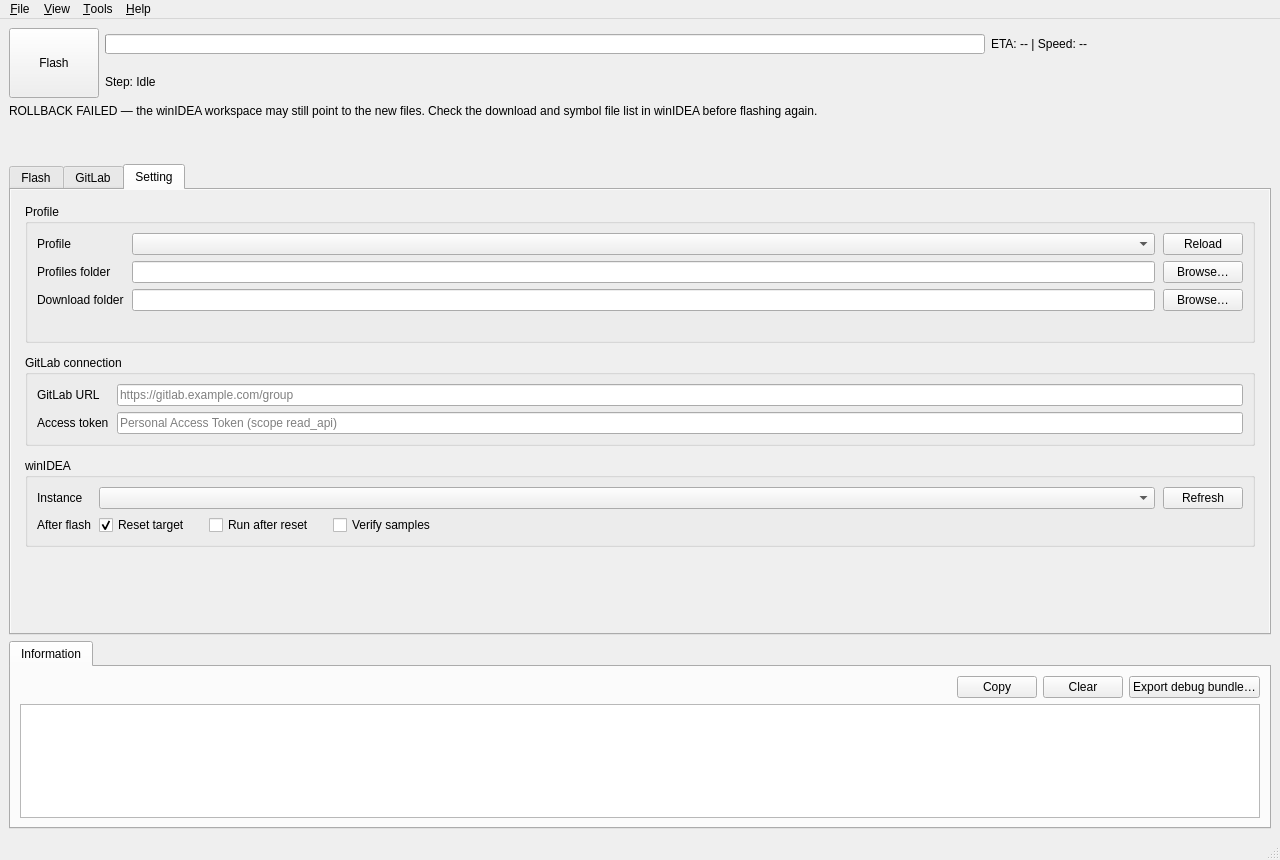
First picture: the form in wflash/gui/main_window.ui, repository phuctm012/WFlash-Tool, before the edit.
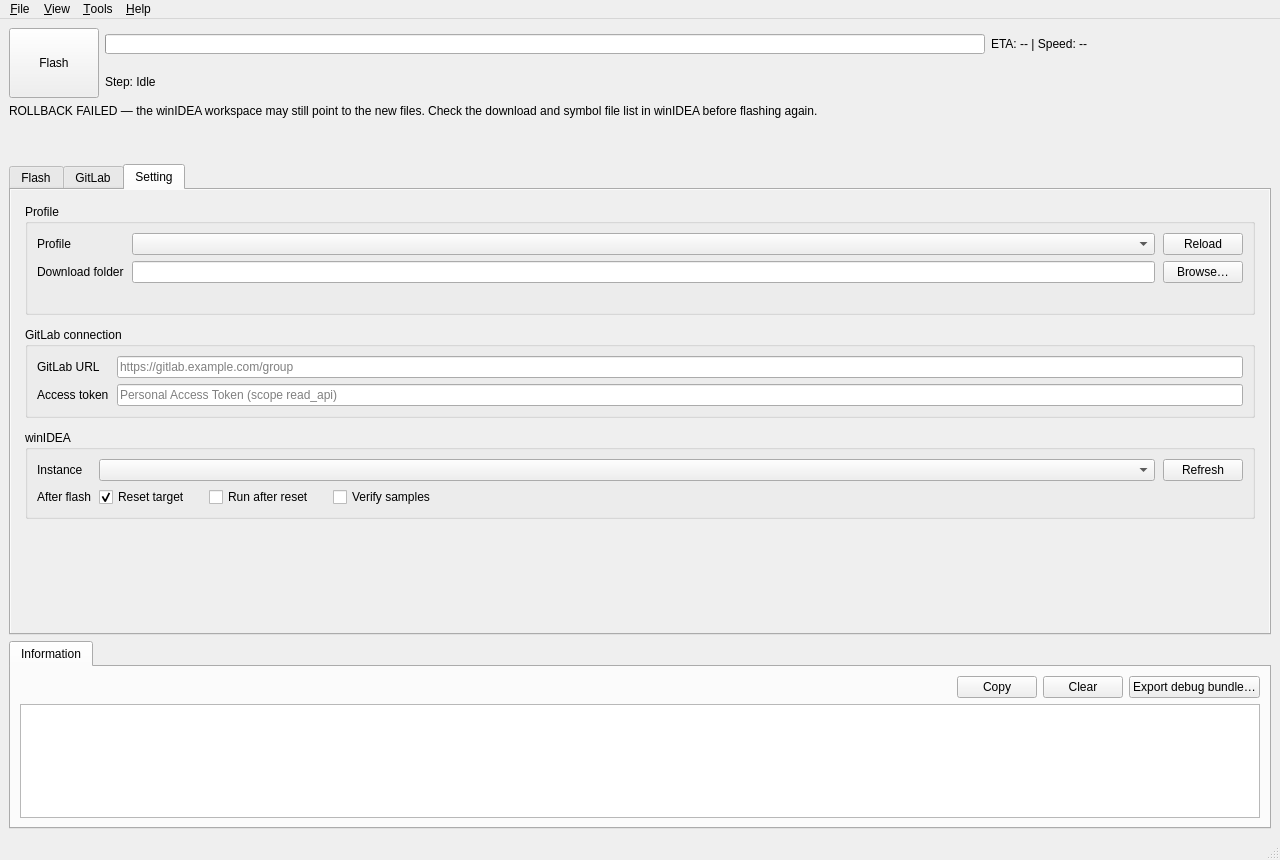
Second picture: the form after the edit. The open tabs and pages were chosen to show the change.

Commit message:
chore: bundled profiles only; saf85xx_example.yaml moves to test fixtures, Profiles folder leaves the Setting tab
profiles_dir is no longer loaded from or saved to settings.json, so an old folder cannot bring back a stale suz05.yaml.
Tests: 501 passed, -k thread 44 passed, stress PASS (567 checkpoints), fuzz PASS, 0 Qt threading warnings.

Diff of the .ui file:
```diff
--- a/wflash/gui/main_window.ui
+++ b/wflash/gui/main_window.ui
@@ -1242,40 +1242,23 @@
                 </widget>
                </item>
                <item row="1" column="0">
-                <widget class="QLabel" name="label_profilesDir">
-                 <property name="text">
-                  <string>Profiles folder</string>
-                 </property>
-                </widget>
-               </item>
-               <item row="1" column="1">
-                <widget class="QLineEdit" name="lineEdit_profilesDir" />
-               </item>
-               <item row="1" column="2">
-                <widget class="QPushButton" name="pushButton_browseProfilesDir">
-                 <property name="text">
-                  <string>Browse…</string>
-                 </property>
-                </widget>
-               </item>
-               <item row="2" column="0">
                 <widget class="QLabel" name="label_downloadDir">
                  <property name="text">
                   <string>Download folder</string>
                  </property>
                 </widget>
                </item>
-               <item row="2" column="1">
+               <item row="1" column="1">
                 <widget class="QLineEdit" name="lineEdit_downloadDir" />
                </item>
-               <item row="2" column="2">
+               <item row="1" column="2">
                 <widget class="QPushButton" name="pushButton_browseDownloadDir">
                  <property name="text">
                   <string>Browse…</string>
                  </property>
                 </widget>
                </item>
-               <item row="3" column="1" colspan="2">
+               <item row="2" column="1" colspan="2">
                 <widget class="QLabel" name="label_settingError">
                  <property name="text">
                   <string />
```
The commit also changes 13 other files.
